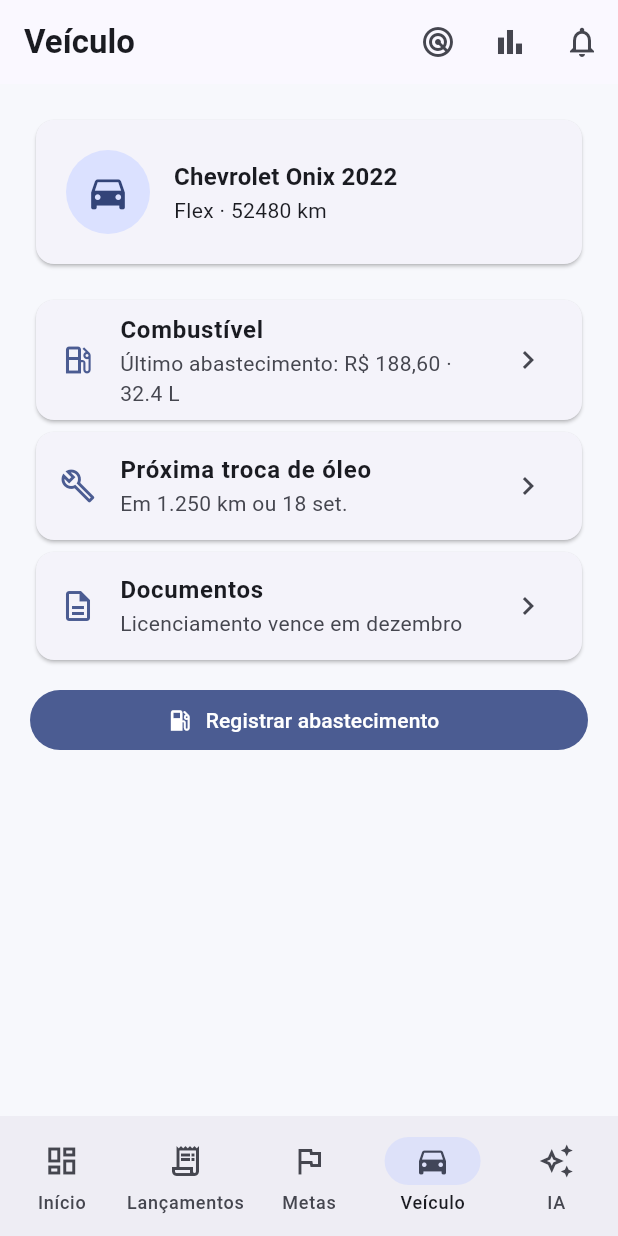
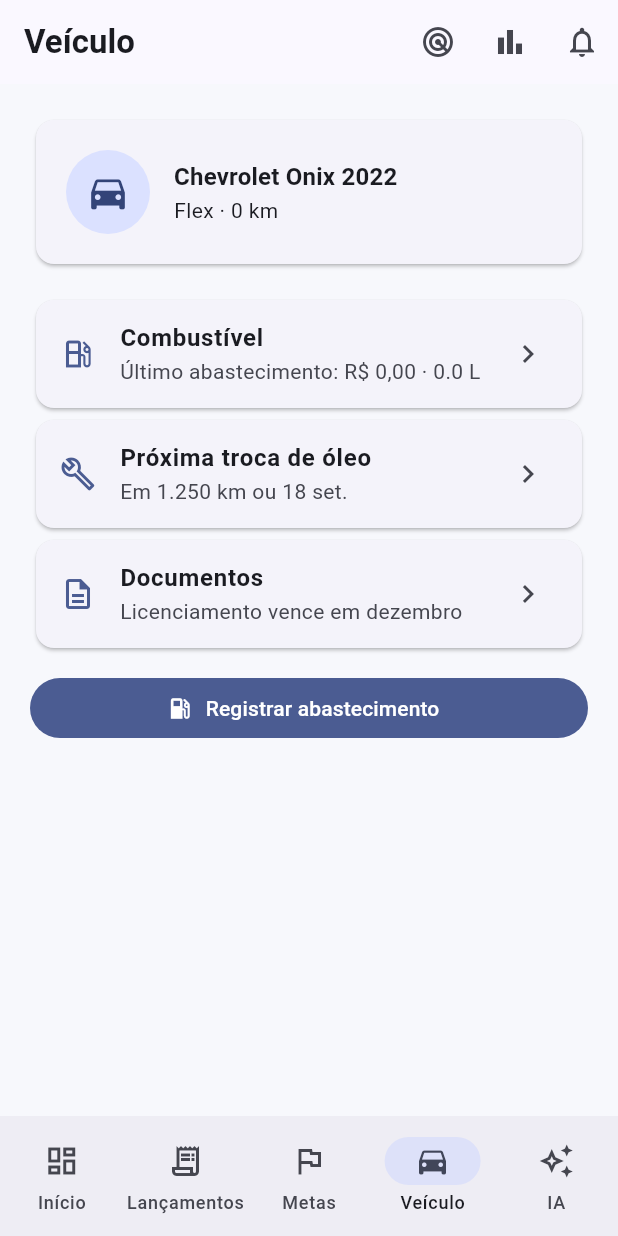
Before and after one commit to pedronunes07/motorista-pro, a Flutter app: the screen it shows after launch, item 4 of the bottom bar chosen, on a phone screen of 412 x 824 dp. Run offline on Flutter 3.47's test engine with Material 3 defaults, Android fonts, the phone set to English and light mode, and no system bars; our stand-ins replace shared_preferences; missing offline and left inert: notification_listener_service.

Commit message:
Update main.dart

```diff
--- a/lib/main.dart
+++ b/lib/main.dart
@@ -53,19 +53,14 @@
 }
 
 class AppData extends ChangeNotifier {
-  final List<TransactionEntry> entries = [
-    TransactionEntry(title: 'Uber', category: 'Ganhos', value: 186.40, isIncome: true, date: DateTime.now()),
-    TransactionEntry(title: '99', category: 'Ganhos', value: 92.30, isIncome: true, date: DateTime.now()),
-    TransactionEntry(title: 'Combustível', category: 'Despesa', value: 120, isIncome: false, date: DateTime.now()),
-    TransactionEntry(title: 'Pedágio', category: 'Despesa', value: 18.60, isIncome: false, date: DateTime.now()),
-  ];
+  final List<TransactionEntry> entries = [];
   double dailyGoal = 350;
   double weeklyGoal = 2100;
   double monthlyGoal = 8500;
-  double odometer = 52480;
-  double fuelLiters = 32.4;
-  double fuelCost = 188.60;
-  final List<String> reminders = ['Troca de óleo em 1.250 km', 'Licenciamento em dezembro'];
+  double odometer = 0;
+  double fuelLiters = 0;
+  double fuelCost = 0;
+  final List<String> reminders = [];
 
   double get income => entries.where((e) => e.isIncome).fold(0, (sum, e) => sum + e.value);
   double get expense => entries.where((e) => !e.isIncome).fold(0, (sum, e) => sum + e.value);
@@ -368,7 +363,7 @@
       const Spacer(),
       TextField(controller: question, onSubmitted: (_) => respond(), decoration: InputDecoration(hintText: 'Pergunte ao assistente...', suffixIcon: IconButton(onPressed: respond, icon: const Icon(Icons.send)), border: const OutlineInputBorder(borderRadius: BorderRadius.all(Radius.circular(16)))),),
     ],
-  );
+  ));
 }
 
 class RideOfferDialog extends StatelessWidget {
```
